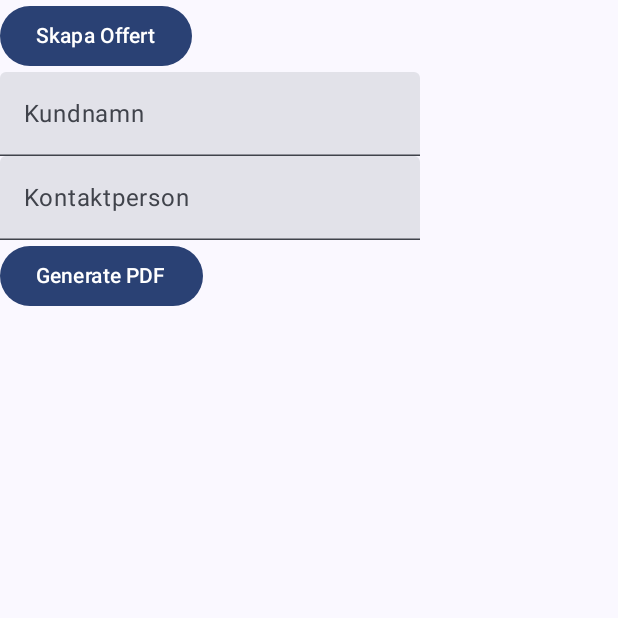
After one commit to Screenbottle/Just-Offerts, an Android app built with Jetpack Compose: the CreateOfferScreen screen opened through its navigation route, on a phone screen of 412 x 824 dp, the top half of it. The commit adds this screen. Run offline under Robolectric (Android 15) with nearby library versions, the phone set to English and light mode, and no system bars.

Commit message:
started working on basic layout and pdf creation

```diff
--- a/app/src/main/java/com/justvalue/justofferts/MainActivity.kt
+++ b/app/src/main/java/com/justvalue/justofferts/MainActivity.kt
@@ -24,6 +24,17 @@ import androidx.compose.ui.text.input.TextFieldValue
 import androidx.compose.ui.unit.dp
 import java.io.File
 import java.io.FileOutputStream
+import androidx.navigation.NavHostController
+import androidx.navigation.compose.NavHost
+import androidx.navigation.compose.composable
+import androidx.navigation.compose.rememberNavController
+import com.justvalue.justofferts.ui.main.CreateOfferScreen
+import com.justvalue.justofferts.ui.main.HomeScreen
+import com.justvalue.justofferts.ui.main.PreviouslyCreatedOffersScreen
+import com.justvalue.justofferts.ui.main.SendOfferScreen
+import androidx.activity.OnBackPressedDispatcher
+import androidx.activity.compose.LocalOnBackPressedDispatcherOwner
+
 
 class MainActivity : ComponentActivity() {
     override fun onCreate(savedInstanceState: Bundle?) {
@@ -35,7 +46,7 @@ class MainActivity : ComponentActivity() {
                     modifier = Modifier.fillMaxSize(),
                     color = MaterialTheme.colorScheme.background
                 ) {
-                    Greeting("Android")
+                    JustOfferts()
                 }
             }
         }
@@ -51,18 +62,27 @@ fun Greeting(name: String, modifier: Modifier = Modifier) {
 }
 
 @Composable
-fun PdfCreator() {
-    var kund by remember { mutableStateOf(TextFieldValue()) }
-    var kontaktperson by remember { mutableStateOf(TextFieldValue()) }
-
-    Column {
-        TextField(value = kund, onValueChange = { kund = it }, label = { Text("Kundnamn") })
-        TextField(value = kontaktperson, onValueChange = { kontaktperson = it }, label = { Text("Kontaktperson") })
-        Button(onClick = { generatePDF(kund.text, kontaktperson.text) }) {
-            Text("Generate PDF")
+fun JustOfferts() {
+    val navController = rememberNavController()
+    NavHost(navController = navController, startDestination = "homescreen") {
+        composable("homescreen") {
+            HomeScreen(navController = navController)
+        }
+        composable("create_offer") {
+            CreateOfferScreen(navController = navController)
+        }
+        composable("send_offer") {
+            SendOfferScreen(navController = navController)
+        }
+        composable("prev_created_offers") {
+            PreviouslyCreatedOffersScreen(navController = navController)
         }
     }
 }
+
+
+
+
 
 
 fun generatePDF(context: Context, kund: String, kontaktperson: String) {
@@ -75,6 +95,8 @@ fun generatePDF(context: Context, kund: String, kontaktperson: String) {
     // Draw text on the PDF
     val text = "Kund: $kund\nKontaktperson: $kontaktperson"
     canvas.drawText(text, 40f, 50f, Paint())
+
+    pdfDocument.finishPage(page)
 
     // Save the PDF to external storage
     val file = File(context.getExternalFilesDir(null), "output.pdf")
--- /dev/null
+++ b/app/src/main/java/com/justvalue/justofferts/ui/main/CreateOfferScreen.kt
@@ -0,0 +1,47 @@
+package com.justvalue.justofferts.ui.main
+
+import android.content.Context
+import androidx.compose.foundation.layout.Column
+import androidx.compose.material3.Button
+import androidx.compose.material3.Text
+import androidx.compose.material3.TextField
+import androidx.compose.runtime.Composable
+import androidx.compose.runtime.getValue
+import androidx.compose.runtime.mutableStateOf
+import androidx.compose.runtime.remember
+import androidx.compose.runtime.setValue
+import androidx.compose.ui.platform.LocalContext
+import androidx.compose.ui.text.input.TextFieldValue
+import androidx.navigation.NavHostController
+import androidx.navigation.compose.rememberNavController
+import com.justvalue.justofferts.generatePDF
+
+@Composable
+fun CreateOfferScreen(navController: NavHostController) {
+    val context = LocalContext.current
+
+    Column {
+        Button(onClick = {
+            navController.navigate("send_offer")
+        }) {
+            Text("Skapa Offert")
+        }
+        PdfCreator(context)
+    }
+
+}
+
+@Composable
+fun PdfCreator(context : Context) {
+    var kund by remember { mutableStateOf(TextFieldValue()) }
+    var kontaktperson by remember { mutableStateOf(TextFieldValue()) }
+
+
+    Column {
+        TextField(value = kund, onValueChange = { kund = it }, label = { Text("Kundnamn") })
+        TextField(value = kontaktperson, onValueChange = { kontaktperson = it }, label = { Text("Kontaktperson") })
+        Button(onClick = { generatePDF(context, kund.text, kontaktperson.text) }) {
+            Text("Generate PDF")
+        }
+    }
+}
--- /dev/null
+++ b/app/src/main/java/com/justvalue/justofferts/ui/main/HomeScreen.kt
@@ -0,0 +1,18 @@
+package com.justvalue.justofferts.ui.main
+
+import androidx.compose.material3.Button
+import androidx.compose.material3.Text
+import androidx.compose.runtime.Composable
+import androidx.compose.ui.platform.LocalContext
+import androidx.navigation.NavHostController
+import androidx.navigation.compose.rememberNavController
+
+@Composable
+fun HomeScreen(navController: NavHostController) {
+    val context = LocalContext.current
+    Button(onClick = {
+        navController.navigate("create_offer")
+    }) {
+        Text("Go to Create Offer")
+    }
+}
```
Also changed, not shown: app/build.gradle.kts (+5 -4 lines), app/src/main/java/com/justvalue/justofferts/ui/main/PreviouslyCreatedOffersScreen.kt (added, +18 -0 lines), app/src/main/java/com/justvalue/justofferts/ui/main/SendOfferScreen.kt (added, +18 -0 lines), app/src/main/res/navigation/navigation_graph.xml (added, +39 -0 lines), app/src/main/res/drawable/just_value_logo.png (renamed from app/src/main/res/drawable/Just Value Logo.png).
